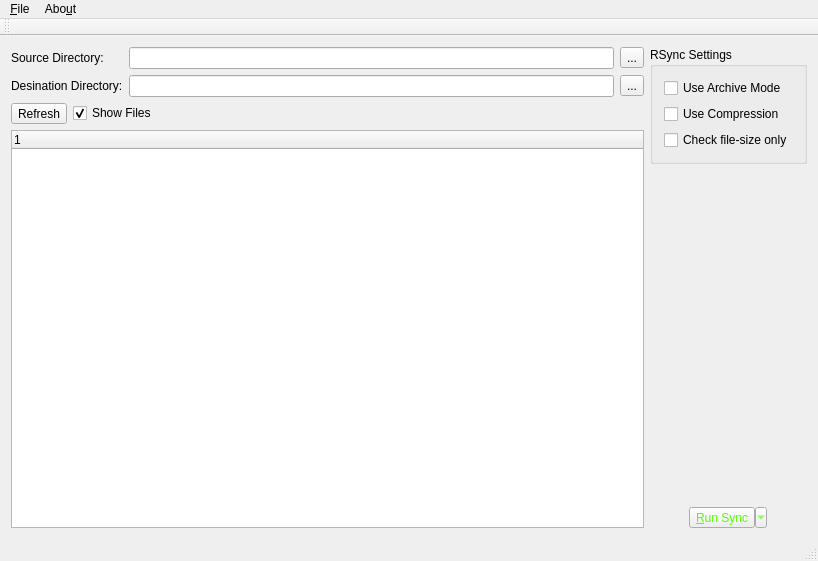
Before: the Qt Designer form mainwindow.ui in JuBan1/QtSyncR, drawn with Qt 5.
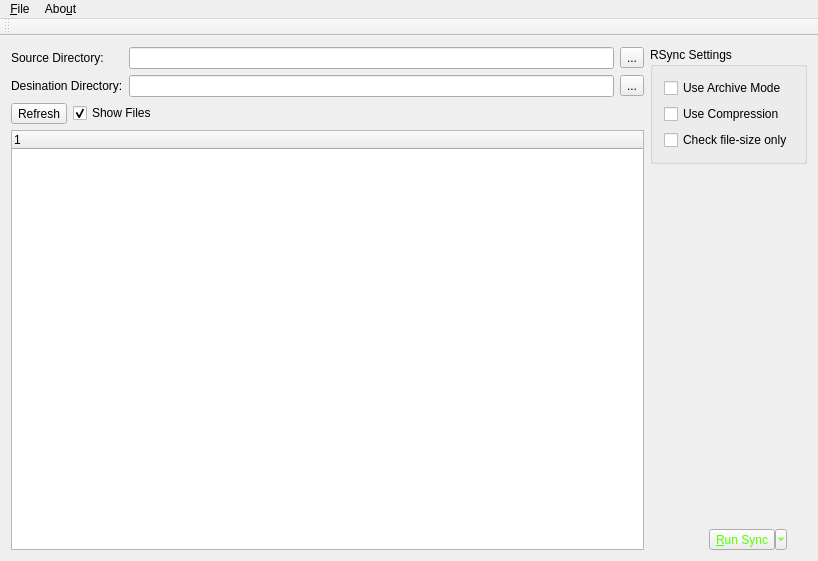
After: the same form once the commit is applied. Icons and pictures are not drawn.

The edit to the form file:
```diff
--- a/mainwindow.ui
+++ b/mainwindow.ui
@@ -186,18 +186,21 @@
        </spacer>
       </item>
       <item>
-       <layout class="QHBoxLayout" name="horizontalLayout_6">
+       <layout class="QHBoxLayout" name="horizontalLayout_6" stretch="0,0">
+        <property name="sizeConstraint">
+         <enum>QLayout::SetDefaultConstraint</enum>
+        </property>
         <item>
          <spacer name="horizontalSpacer_2">
           <property name="orientation">
            <enum>Qt::Horizontal</enum>
           </property>
           <property name="sizeType">
-           <enum>QSizePolicy::Preferred</enum>
+           <enum>QSizePolicy::Minimum</enum>
           </property>
           <property name="sizeHint" stdset="0">
            <size>
-            <width>0</width>
+            <width>40</width>
             <height>20</height>
            </size>
           </property>
@@ -205,6 +208,9 @@
         </item>
         <item>
          <widget class="QToolButton" name="btnRunSync">
+          <property name="layoutDirection">
+           <enum>Qt::LeftToRight</enum>
+          </property>
           <property name="styleSheet">
            <string notr="true">color: rgb(85, 255, 0);</string>
           </property>
@@ -290,7 +296,6 @@
     <bool>false</bool>
    </attribute>
   </widget>
-  <widget class="QStatusBar" name="statusBar"/>
   <action name="actionLoad_Profile">
    <property name="icon">
     <iconset theme="document-open">
```
